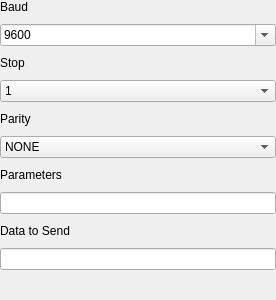
Old version of the form ui/patterns/uartpatternui.ui in the repository analogdevicesinc/scopy.
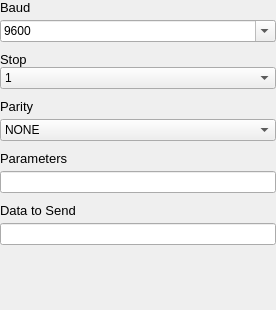
New version of the form.

Commit message: PatternGenerator: Fix spacing and set font size

```diff
--- a/ui/patterns/uartpatternui.ui
+++ b/ui/patterns/uartpatternui.ui
@@ -7,7 +7,7 @@
     <x>0</x>
     <y>0</y>
     <width>276</width>
-    <height>300</height>
+    <height>310</height>
    </rect>
   </property>
   <property name="windowTitle">
@@ -32,21 +32,38 @@
    <property name="verticalSpacing">
     <number>10</number>
    </property>
-   <item row="2" column="1">
+   <item row="13" column="1">
+    <spacer name="verticalSpacer">
+     <property name="orientation">
+      <enum>Qt::Vertical</enum>
+     </property>
+     <property name="sizeHint" stdset="0">
+      <size>
+       <width>20</width>
+       <height>40</height>
+      </size>
+     </property>
+    </spacer>
+   </item>
+   <item row="3" column="1">
+    <layout class="QVBoxLayout" name="verticalLayout_4">
+     <property name="spacing">
+      <number>0</number>
+     </property>
+     <property name="topMargin">
+      <number>0</number>
+     </property>
+     <item>
     <widget class="QLabel" name="label_3">
+       <property name="styleSheet">
+        <string notr="true">font-size: 13px;</string>
+       </property>
      <property name="text">
       <string>Stop</string>
      </property>
     </widget>
    </item>
-   <item row="0" column="1">
-    <widget class="QLabel" name="label_4">
-     <property name="text">
-      <string>Baud</string>
-     </property>
-    </widget>
-   </item>
-   <item row="3" column="1">
+     <item>
     <widget class="QComboBox" name="CB_Stop">
      <item>
       <property name="text">
@@ -65,21 +82,27 @@
      </item>
     </widget>
    </item>
-   <item row="8" column="1">
-    <widget class="QLabel" name="label">
+    </layout>
+   </item>
+   <item row="2" column="1">
+    <layout class="QVBoxLayout" name="verticalLayout_2" stretch="0,0">
+     <property name="spacing">
+      <number>5</number>
+     </property>
+     <property name="topMargin">
+      <number>0</number>
+     </property>
+     <item>
+      <widget class="QLabel" name="label_4">
+       <property name="styleSheet">
+        <string notr="true">font-size: 13px;</string>
+       </property>
      <property name="text">
-      <string>Data to Send</string>
+        <string>Baud</string>
      </property>
     </widget>
    </item>
-   <item row="7" column="1">
-    <widget class="QLineEdit" name="LE_paramsOut">
-     <property name="readOnly">
-      <bool>true</bool>
-     </property>
-    </widget>
-   </item>
-   <item row="1" column="1">
+     <item>
     <widget class="QComboBox" name="CB_baud">
      <property name="editable">
       <bool>true</bool>
@@ -147,7 +170,27 @@
      </item>
     </widget>
    </item>
-   <item row="5" column="1">
+    </layout>
+   </item>
+   <item row="7" column="1">
+    <layout class="QVBoxLayout" name="verticalLayout_5">
+     <property name="spacing">
+      <number>5</number>
+     </property>
+     <property name="topMargin">
+      <number>0</number>
+     </property>
+     <item>
+      <widget class="QLabel" name="label_2">
+       <property name="styleSheet">
+        <string notr="true">font-size: 13px;</string>
+       </property>
+       <property name="text">
+        <string>Parity</string>
+       </property>
+      </widget>
+     </item>
+     <item>
     <widget class="QComboBox" name="CB_Parity">
      <item>
       <property name="text">
@@ -176,39 +219,61 @@
      </item>
     </widget>
    </item>
-   <item row="6" column="1">
+    </layout>
+   </item>
+   <item row="8" column="1">
+    <layout class="QVBoxLayout" name="verticalLayout_6">
+     <property name="spacing">
+      <number>5</number>
+     </property>
+     <property name="topMargin">
+      <number>0</number>
+     </property>
+     <item>
     <widget class="QLabel" name="label_5">
+       <property name="styleSheet">
+        <string notr="true">font-size: 13px;</string>
+       </property>
      <property name="text">
       <string>Parameters</string>
      </property>
     </widget>
    </item>
-   <item row="4" column="1">
-    <widget class="QLabel" name="label_2">
+     <item>
+      <widget class="QLineEdit" name="LE_paramsOut">
+       <property name="readOnly">
+        <bool>true</bool>
+       </property>
+      </widget>
+     </item>
+    </layout>
+   </item>
+   <item row="10" column="1">
+    <layout class="QVBoxLayout" name="verticalLayout_7">
+     <property name="spacing">
+      <number>5</number>
+     </property>
+     <property name="topMargin">
+      <number>0</number>
+     </property>
+     <item>
+      <widget class="QLabel" name="label">
+       <property name="styleSheet">
+        <string notr="true">font-size: 13px;</string>
+       </property>
      <property name="text">
-      <string>Parity</string>
+        <string>Data to Send</string>
      </property>
     </widget>
    </item>
-   <item row="9" column="1">
+     <item>
     <widget class="QLineEdit" name="LE_Data">
      <property name="maxLength">
       <number>100</number>
      </property>
     </widget>
    </item>
-   <item row="10" column="1">
-    <spacer name="verticalSpacer">
-     <property name="orientation">
-      <enum>Qt::Vertical</enum>
-     </property>
-     <property name="sizeHint" stdset="0">
-      <size>
-       <width>20</width>
-       <height>40</height>
-      </size>
-     </property>
-    </spacer>
+    </layout>
    </item>
   </layout>
  </widget>
```
Lines whose indentation alone changed are shown as unchanged. The commit also changes 8 other files.
